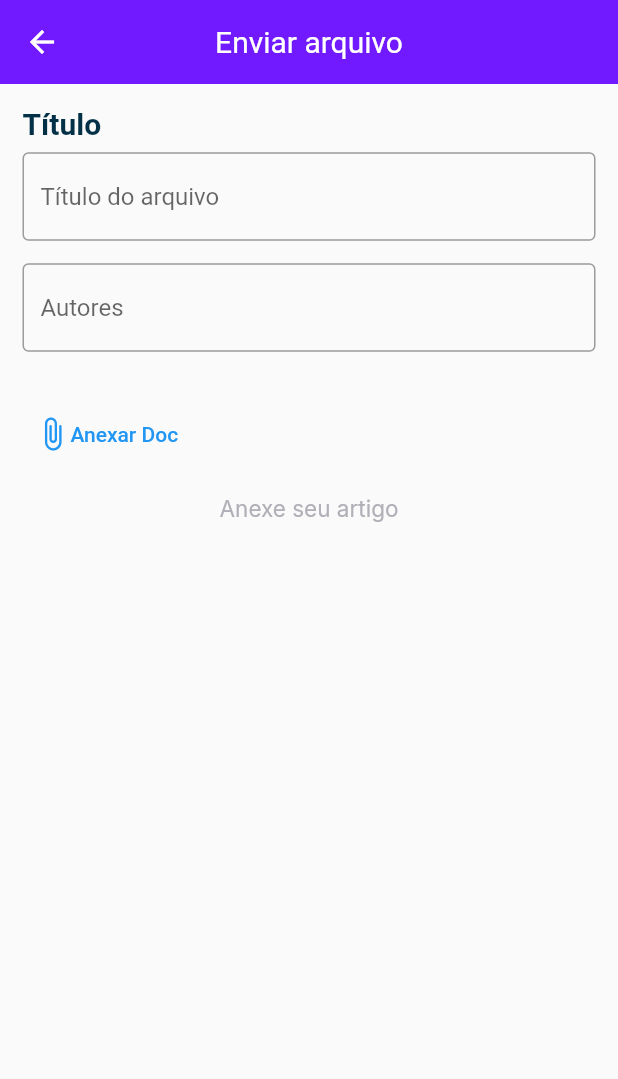
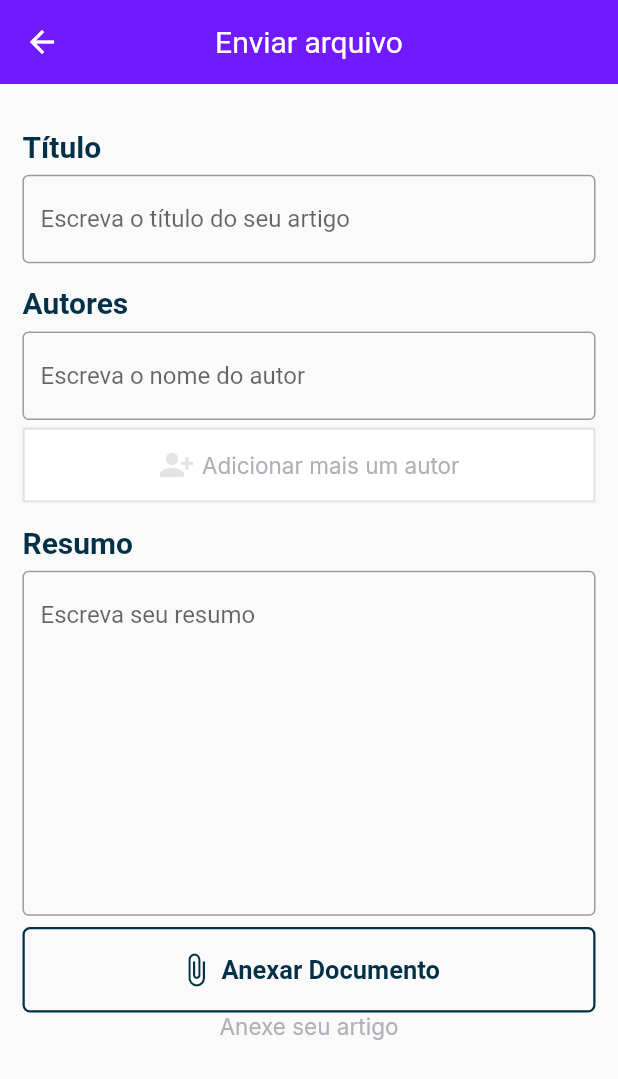
Before and after one commit to willyshub/revista_way2, a Flutter app: the screen it shows after launch, after a tap on the "upload" icon, on a phone screen of 412 x 824 dp. Shown: the top 1079 px of the screen. Run offline on Flutter 3.47's test engine with Material 2 defaults, Android fonts, the light colour scheme and no system bars; our stand-ins replace cloud_firestore, file_picker, firebase_core, google_fonts, native_pdf_view, open_file; missing offline and left inert: a package; accounts and stored records are empty.

Commit message:
started article_page, working in the send page

```diff
--- a/analysis_options.yaml
+++ b/analysis_options.yaml
@@ -19,7 +19,7 @@ linter:
     always_specify_types: false
 
     # Back to the 80s
-    lines_longer_than_80_chars: true
+    lines_longer_than_80_chars: false
 
     # Use parameter order as in json response
     always_put_required_named_parameters_first: false
--- a/lib/app_widget.dart
+++ b/lib/app_widget.dart
@@ -1,6 +1,8 @@
 import 'package:cloud_firestore/cloud_firestore.dart';
 import 'package:firebase_core/firebase_core.dart';
 import 'package:flutter/material.dart';
+import 'package:revista_way2/model/article_model.dart';
+import 'package:revista_way2/view/pages/article/article_page.dart';
 
 import 'package:revista_way2/view/pages/login/login_page.dart';
 
@@ -10,7 +12,7 @@ import 'view/pages/send_page/send_page.dart';
 import 'view/pages/splash/splash_page.dart';
 
 class AppWidget extends StatelessWidget {
-  AppWidget({
+  const AppWidget({
     Key? key,
     required this.initialization,
   }) : super(key: key);
@@ -22,15 +24,15 @@ class AppWidget extends StatelessWidget {
       title: "RevistaWAY",
       theme: ThemeData(
         primaryColor: AppColors.primary,
+        splashColor: AppColors.primary,
       ),
       initialRoute: "/splash",
       routes: {
-        "/home": (context) => HomePage(
-
-            ),
+        "/home": (context) => HomePage(),
         "/splash": (context) => SplashPage(),
         "/login": (context) => LoginPage(),
         "/send": (context) => SendPage(),
+        "/article": (context) => const ArticlePage(),
       },
       // home: SplashPage(),
       // //home: LoginPage(),
--- a/lib/main.dart
+++ b/lib/main.dart
@@ -1,6 +1,8 @@
 import 'package:firebase_core/firebase_core.dart';
 import 'package:flutter/material.dart';
-import 'package:revista_way2/app_widget.dart';
+import 'package:revista_way2/mocks/home_test.dart';
+
+import 'app_widget.dart';
 
 void main() {
   WidgetsFlutterBinding.ensureInitialized();
@@ -19,13 +21,14 @@ class MyApp extends StatelessWidget {
               child: Text("Algo deu Errado"),
             );
           } else if (snapshot.connectionState == ConnectionState.done) {
+            //return HomeTest(initialization: _initialization);
             return Center(
               child: AppWidget(
                 initialization: _initialization,
               ),
             );
           }
-          return Container();
+          return const Center(child: CircularProgressIndicator());
         });
     //return AppWidget();
   }
--- /dev/null
+++ b/lib/mocks/home_test.dart
@@ -0,0 +1,55 @@
+import 'package:firebase_core/firebase_core.dart';
+import 'package:flutter/material.dart';
+import 'package:revista_way2/services/database.dart';
+import 'package:revista_way2/theme/app_colors.dart';
+
+class HomeTest extends StatelessWidget {
+  HomeTest({
+    Key? key,
+    required this.initialization,
+  }) : super(key: key);
+  final Future<FirebaseApp> initialization;
+
+  Database database = Database();
+
+  @override
+  Widget build(BuildContext context) {
+    return MaterialApp(
+      debugShowCheckedModeBanner: false,
+      title: "RevistaWAY",
+      theme: ThemeData(
+        primaryColor: AppColors.primary,
+      ),
+      builder: (_, __) {
+        return Scaffold(
+          appBar: AppBar(
+            title: const Text("HOME TESTE"),
+          ),
+          body: Column(
+            mainAxisAlignment: MainAxisAlignment.center,
+            children: [
+              const Text("data"),
+              /*
+              StreamBuilder<DocumentSnapshot<Map<String, dynamic>>>(
+                stream: Database.readUsers(),
+                builder: (_, snapshot){
+                return Text(snapshot.data['nome']);
+              }),
+              */
+              TextButton(
+                onPressed: () async {
+                  Database.readUsers();
+                  // await Database.addUser(
+                  //     idade: 25, nome: "Novo nome", sobrenome: "Silva");
+                },
+                child: const Text("Add new user"),
+              )
+            ],
+          ),
+
+        );
+      },
+      // //home: LoginPage(),
+    );
+  }
+}
--- a/lib/model/doc_model.dart
+++ b/lib/model/doc_model.dart
@@ -1,16 +1,26 @@
 import 'dart:convert';
 
 class DocModel {
-  int size;
-  String extension;
-  String path;
-  String name;
   DocModel({
     required this.size,
     required this.extension,
     required this.path,
     required this.name,
   });
+
+  factory DocModel.fromMap(Map<String, dynamic> map) {
+    return DocModel(
+      size: map['size'] as int,
+      extension: map['extension'] as String,
+      path: map['path'] as String,
+      name: map['name'] as String,
+    );
+  }
+
+  int size;
+  String extension;
+  String path;
+  String name;
 
   DocModel copyWith({
     int? size,
@@ -33,15 +43,6 @@ class DocModel {
       'path': path,
       'name': name,
     };
-  }
-
-  factory DocModel.fromMap(Map<String, dynamic> map) {
-    return DocModel(
-      size: map['size'] as int,
-      extension: map['extension'] as String,
-      path: map['path'] as String,
-      name: map['name'] as String,
-    );
   }
 
   String toJson() => json.encode(toMap());
--- a/lib/services/database.dart
+++ b/lib/services/database.dart
@@ -1,20 +1,17 @@
 import 'package:cloud_firestore/cloud_firestore.dart';
-import 'package:firebase_core/firebase_core.dart';
 
 final FirebaseFirestore _firestore = FirebaseFirestore.instance;
 final CollectionReference _mainCollection = _firestore.collection('users');
 
-
 class Database {
   static String? userID;
 
-  static addUser({
+  static Future<void> addUser({
     required String nome,
     required int idade,
     required String sobrenome,
   }) async {
-    final DocumentReference documentReference =
-        _mainCollection.doc(userID).collection('users').doc();
+    final DocumentReference documentReference = _mainCollection.doc();
 
     final Map<String, dynamic> data = {
       "nome": nome,
@@ -27,9 +24,16 @@ class Database {
         .catchError((e) => print(e));
   }
 
-  static Stream<DocumentSnapshot> readUsers() {
-    final DocumentReference documentReference = _mainCollection.doc(userID);
+  static Future<void> readUsers() async {
+    var documentReference = await _mainCollection.get().then((doc) {
+      doc.docs.forEach((element) {
+        print(element["nome"]);
+        print(element["idade"]);
+        print(element["sobrenome"]);
 
-    return documentReference.snapshots();
+      });
+    });
+
+    return;
   }
 }
--- a/lib/theme/app_colors.dart
+++ b/lib/theme/app_colors.dart
@@ -1,15 +1,15 @@
 import 'package:flutter/material.dart';
 
 class AppColors {
-  static final primary = Color(0xFF721AFF);
-  static final secondary = Color(0xFF585666);
-  static final grey = Color(0xFF585666);
-  static final delete = Color(0xFFE83F5B);
-  //static final heading = Color(0xFF585666);
-  static final heading = Color(0xFF023047);
-  static final body = Color(0xFF706E7A);
-  static final stroke = Color(0xFFE3E3E6);
-  static final shape = Color(0xFFFAFAFC);
-  static final background = Color(0xFFFFFFFF);
-  static final input = Color(0xFFB1B0B8);
+  static const primary = Color(0xFF721AFF);
+  static const secondary = Color(0xFF585666);
+  static const grey = Color(0xFF585666);
+  static const delete = Color(0xFFE83F5B);
+  //static const heading = Color(0xFF585666);
+  static const heading = Color(0xFF023047);
+  static const body = Color(0xFF706E7A);
+  static const stroke = Color(0xFFE3E3E6);
+  static const shape = Color(0xFFFAFAFC);
+  static const background = Color(0xFFFFFFFF);
+  static const input = Color(0xFFB1B0B8);
 }
--- a/lib/theme/app_size.dart
+++ b/lib/theme/app_size.dart
@@ -2,6 +2,7 @@ import 'package:flutter/material.dart';
 
 class AppSize {
   static double defaultPadding = 15.0;
+  static double defaultStroke = 1.5;
   static double getWidth(BuildContext context) {
     return MediaQuery.of(context).size.width;
   }
--- a/lib/view/pages/home/home_page.dart
+++ b/lib/view/pages/home/home_page.dart
@@ -5,6 +5,7 @@ import 'package:revista_way2/services/database.dart';
 import 'package:revista_way2/theme/app_colors.dart';
 import 'package:revista_way2/theme/app_size.dart';
 import 'package:revista_way2/theme/app_text_styles.dart';
+import 'package:revista_way2/view/pages/send_page/componentes/title_widget.dart';
 import 'package:revista_way2/view/widgets/custom_drawer_widget.dart';
 
 class HomePage extends StatelessWidget {
@@ -50,7 +51,7 @@ class HomePage extends StatelessWidget {
             )
           ];
         },
-        body: Container(),
+        body: ListArticles(),
       ),
       floatingActionButton: FloatingActionButton(
         onPressed: () {},
@@ -62,6 +63,37 @@ class HomePage extends StatelessWidget {
           icon: const Icon(Icons.upload_rounded),
         ),
       ),
+    );
+  }
+}
+
+class ListArticles extends StatelessWidget {
+  const ListArticles({
+    Key? key,
+  }) : super(key: key);
+
+  @override
+  Widget build(BuildContext context) {
+    return ListView.builder(
+      physics: const NeverScrollableScrollPhysics(),
+      padding: EdgeInsets.zero,
+      itemCount: 20,
+      shrinkWrap: true,
+      itemBuilder: (_, index) {
+        return ListTile(
+          onTap: (){
+            Navigator.pushNamed(context, "/article");
+          },
+          title: Text(
+            "Artigo bem grande para parecer grande grande grandegrandegrande",
+            overflow: TextOverflow.ellipsis,
+            style: AppTextStyles.titleListTile,
+          ),
+          subtitle: Text(
+              "In publishing and graphic design, Lorem ipsum is a placeholder text commonly used to demonstrate the visual form of a document or a typeface without relying on meaningful content. Lorem ipsum may be used as a placeholder before final copy is available",
+              style: AppTextStyles.trailingRegular),
+        );
+      },
     );
   }
 }
--- /dev/null
+++ b/lib/view/pages/send_page/componentes/simple_text_field.dart
@@ -0,0 +1,30 @@
+import 'package:flutter/material.dart';
+import 'package:revista_way2/theme/app_colors.dart';
+
+class SimpleTextField extends StatelessWidget {
+  const SimpleTextField({
+    Key? key,
+    required this.hintText,
+    required this.textEditingController,
+    this.isExpand = false,
+  }) : super(key: key);
+  final String hintText;
+  final TextEditingController textEditingController;
+  final bool isExpand;
+
+  @override
+  Widget build(BuildContext context) {
+    return TextField(
+      controller: textEditingController,
+      maxLines: isExpand ? 10 : 1,
+      cursorColor: AppColors.primary,
+      keyboardType: isExpand ? TextInputType.multiline : TextInputType.name,
+      decoration: InputDecoration(
+        border: const OutlineInputBorder(
+          borderSide: BorderSide(color: AppColors.primary),
+        ),
+        hintText: hintText,
+      ),
+    );
+  }
+}
--- /dev/null
+++ b/lib/view/pages/send_page/componentes/title_widget.dart
@@ -0,0 +1,19 @@
+import 'package:flutter/material.dart';
+import 'package:revista_way2/theme/app_size.dart';
+import 'package:revista_way2/theme/app_text_styles.dart';
+
+class TitleWidget extends StatelessWidget {
+  const TitleWidget({Key? key, required this.title}) : super(key: key);
+  final String title;
+
+  @override
+  Widget build(BuildContext context) {
+    return Padding(
+      padding: EdgeInsets.only(bottom: AppSize.defaultPadding / 2),
+      child: Text(
+        title,
+        style: AppTextStyles.titleBoldHeading,
+      ),
+    );
+  }
+}
--- a/lib/view/pages/send_page/send_page.dart
+++ b/lib/view/pages/send_page/send_page.dart
@@ -2,9 +2,13 @@ import 'package:flutter/material.dart';
 import 'package:native_pdf_view/native_pdf_view.dart';
 import 'package:open_file/open_file.dart';
 import 'package:revista_way2/model/doc_model.dart';
+import 'package:revista_way2/theme/app_colors.dart';
 import 'package:revista_way2/theme/app_size.dart';
 import 'package:revista_way2/theme/app_text_styles.dart';
 import 'package:revista_way2/view-model/send_bloc.dart';
+
+import 'componentes/simple_text_field.dart';
+import 'componentes/title_widget.dart';
 
 class SendPage extends StatefulWidget {
   SendPage({Key? key}) : super(key: key);
@@ -17,6 +21,7 @@ class _SendPageState extends State<SendPage> {
   SendBloc bloc = SendBloc();
 
   var titleController = TextEditingController();
+  var authorController = TextEditingController();
 
   @override
   void dispose() {
@@ -36,7 +41,7 @@ class _SendPageState extends State<SendPage> {
                 text: TextSpan(
                   text: "Enviar",
                   style: AppTextStyles.titleRegular,
-                  children: [
+                  children: const [
                     TextSpan(
                       text: " arquivo",
                     )
@@ -53,69 +58,40 @@ class _SendPageState extends State<SendPage> {
           ),
           shrinkWrap: true,
           children: [
-            /*
-            String title;
-            String authors;
-            String abstract;
-            DocModel doc;
-            */
-            Padding(
-              padding: EdgeInsets.only(bottom: AppSize.defaultPadding / 2),
-              child: Text(
-                "Título",
-                style: AppTextStyles.titleBoldHeading,
+            customSizedBox(),
+            const TitleWidget(
+              title: "Título",
             ),
-            ),
-            TextField(
-              controller: titleController,
-              decoration: InputDecoration(
-                border: OutlineInputBorder(),
-                hintText: 'Título do arquivo',
-              ),
+            SimpleTextField(
+              hintText: "Escreva o título do seu artigo",
+              textEditingController: titleController,
             ),
             customSizedBox(),
-            TextField(
-              controller: titleController,
-              decoration: InputDecoration(
-                border: OutlineInputBorder(),
-                hintText: 'Autores',
+            const TitleWidget(
+              title: "Autores",
             ),
+            SimpleTextField(
+              hintText: "Escreva o nome do autor",
+              textEditingController: titleController,
             ),
+            const ButtonAddAuthor(),
             customSizedBox(),
-            Container(
-              height: 80,
-              width: AppSize.getWidth(context),
-              child: TextButton(
-                onPressed: () async {
-                  bloc.getDoc();
-                },
-                child: Row(
-                  children: [
-                    Icon(Icons.attach_file_rounded),
-                    Text(
-                      "Anexar Doc",
+            const TitleWidget(
+              title: "Resumo",
             ),
-                  ],
+            SimpleTextField(
+              hintText: "Escreva seu resumo",
+              textEditingController: authorController,
+              isExpand: true,
             ),
-              ),
-            ),
+            Padding(
+                padding: EdgeInsets.only(top: AppSize.defaultPadding / 2),
+                child: ButtonAttachDoc(bloc: bloc)),
             StreamBuilder<List<DocModel>>(
               stream: bloc.myStream,
               builder: (context, snapshot) {
                 if (snapshot.hasData) {
                   return DocWidgetModel(doc: bloc.docList.first);
-                    /*return GridView.builder(
-                      gridDelegate: SliverGridDelegateWithFixedCrossAxisCount(
-                        crossAxisCount: 2,
-                      ),
-                      padding: EdgeInsets.zero,
-                      physics: NeverScrollableScrollPhysics(),
-                      shrinkWrap: true,
-                      itemCount: bloc.docList.length,
-                      itemBuilder: (context, index) {
-                        return DocWidgetModel(doc: bloc.docList[index]);
-                      },
-                    );*/
                 } else {
                   return Center(
                     child: Text(
@@ -124,21 +100,103 @@ class _SendPageState extends State<SendPage> {
                     ),
                   );
                 }
-                }),
+              },
+            ),
           ],
         ),
       ),
     );
   }
 
-  Widget customSizedBox() => SizedBox(
-        height: AppSize.defaultPadding,
+  Widget customSizedBox() => SizedBox(height: AppSize.defaultPadding);
+}
+
+class ButtonAttachDoc extends StatelessWidget {
+  const ButtonAttachDoc({
+    Key? key,
+    required this.bloc,
+  }) : super(key: key);
+
+  final SendBloc bloc;
+
+  @override
+  Widget build(BuildContext context) {
+    return TextButton(
+      onPressed: () async {
+        bloc.getDoc();
+      },
+      style: TextButton.styleFrom(padding: EdgeInsets.zero),
+      child: Container(
+        padding: EdgeInsets.all(AppSize.defaultPadding),
+        decoration: BoxDecoration(
+          border: Border.all(
+            color: AppColors.heading,
+            width: AppSize.defaultStroke,
+          ),
+          borderRadius: BorderRadius.circular(5),
+        ),
+        width: AppSize.getWidth(context),
+        child: Row(
+          mainAxisAlignment: MainAxisAlignment.center,
+          children: [
+            Padding(
+              padding: EdgeInsets.only(right: AppSize.defaultPadding / 3),
+              child: const Icon(
+                Icons.attach_file_rounded,
+                color: AppColors.heading,
+              ),
+            ),
+            Text(
+              "Anexar Documento",
+              style: AppTextStyles.titleListTile,
+            ),
+          ],
+        ),
+      ),
     );
+  }
+}
+
+class ButtonAddAuthor extends StatelessWidget {
+  const ButtonAddAuthor({
+    Key? key,
+  }) : super(key: key);
+
+  @override
+  Widget build(BuildContext context) {
+    return Container(
+      height: 50.0,
+      margin: EdgeInsets.only(top: AppSize.defaultPadding / 3),
+      decoration: BoxDecoration(
+        color: AppColors.background,
+        border: Border.all(
+          color: AppColors.stroke,
+          width: AppSize.defaultStroke,
+        ),
+      ),
+      child: Row(
+        mainAxisAlignment: MainAxisAlignment.center,
+        children: [
+          Padding(
+            padding: EdgeInsets.only(right: AppSize.defaultPadding / 3),
+            child: const Icon(
+              Icons.person_add_alt_1_rounded,
+              color: AppColors.stroke,
+            ),
+          ),
+          Text(
+            "Adicionar mais um autor",
+            style: AppTextStyles.input,
+          ),
+        ],
+      ),
+    );
+  }
 }
 
 class DocWidgetModel extends StatelessWidget {
+  const DocWidgetModel({Key? key, required this.doc}) : super(key: key);
   final DocModel doc;
-  const DocWidgetModel({Key? key, required this.doc}) : super(key: key);
   @override
   Widget build(BuildContext context) {
     return GestureDetector(
@@ -150,8 +208,9 @@ class DocWidgetModel extends StatelessWidget {
 
           Widget pdfView() => PdfView(
                 controller: pdfController,
-                documentLoader: Center(child: CircularProgressIndicator()),
-                pageLoader: Center(child: CircularProgressIndicator()),
+                documentLoader:
+                    const Center(child: CircularProgressIndicator()),
+                pageLoader: const Center(child: CircularProgressIndicator()),
               );
           Navigator.push(
             context,
@@ -165,7 +224,7 @@ class DocWidgetModel extends StatelessWidget {
         child: Column(
           mainAxisAlignment: MainAxisAlignment.center,
           children: [
-            Icon(Icons.picture_as_pdf_rounded),
+            const Icon(Icons.picture_as_pdf_rounded),
             Text(doc.name),
           ],
         ),
--- a/lib/view/widgets/custom_drawer_widget.dart
+++ b/lib/view/widgets/custom_drawer_widget.dart
@@ -15,17 +15,22 @@ class CustomDrawerWidget extends StatelessWidget {
       child: ListView(
         children: [
           ItemDrawerWidget(
-            fun: (){},
+            fun: () {},
             icon: Icons.notes,
             text: "Sobre",
           ),
           ItemDrawerWidget(
-            fun: (){},
+            fun: () {},
             icon: Icons.contacts,
             text: "Contatos",
           ),
           ItemDrawerWidget(
-            fun: (){},
+            fun: () {},
+            icon: Icons.bookmarks_rounded,
+            text: "Meus artigos",
+          ),
+          ItemDrawerWidget(
+            fun: () {},
             icon: Icons.admin_panel_settings,
             text: "Painel ADM",
           ),
```
Also changed, not shown: lib/model/article_model.dart (+7 -8 lines), lib/model/user_model.dart (+7 -7 lines), lib/view-model/send_bloc.dart (+6 -14 lines), lib/view/pages/article/article_page.dart (added, +41 -0 lines), 1 other file. Lines whose indentation alone changed are shown as unchanged.
